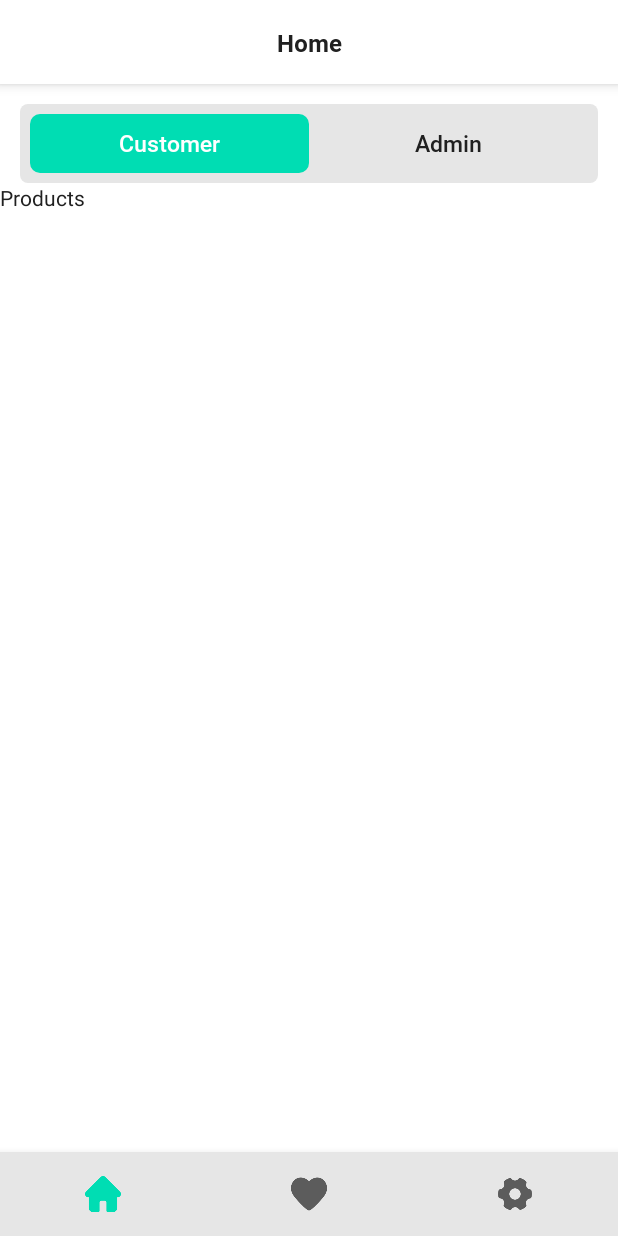
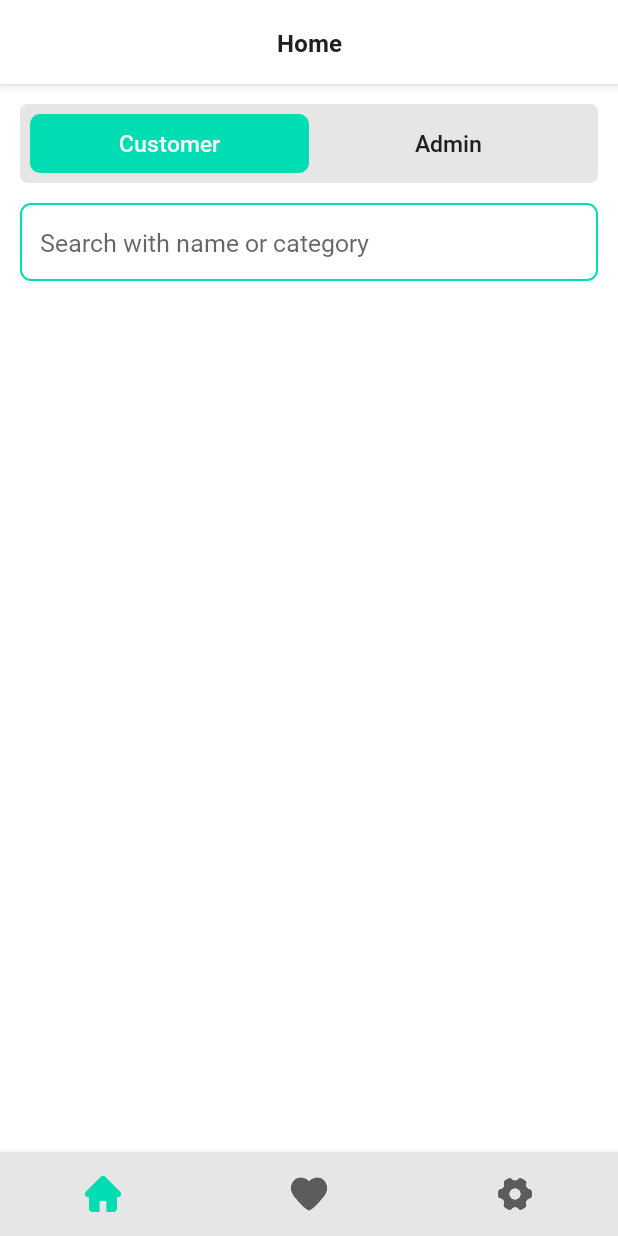
Before and after one commit to saadahmedscse/E-Commerce-Assignment, an Android app: the fragment ProductsFragment placed in its activity, on a phone screen of 412 x 824 dp. Run offline under Robolectric (Android 15) with nearby library versions, the phone set to English and light mode, and no system bars; our stand-ins replace data binding, sdp/ssp sizes; 2 statements that could not run were skipped.

Commit message:
Designed products fragment ui

```diff
--- a/app/src/main/res/layout/fragment_products.xml
+++ b/app/src/main/res/layout/fragment_products.xml
@@ -1,15 +1,94 @@
 <?xml version="1.0" encoding="utf-8"?>
-<FrameLayout xmlns:android="http://schemas.android.com/apk/res/android"
-    xmlns:tools="http://schemas.android.com/tools"
-    android:layout_width="match_parent"
-    android:layout_height="match_parent"
-    tools:context=".view.dashboard.tabs.adminArea.products.ProductsFragment">
+<layout xmlns:android="http://schemas.android.com/apk/res/android"
+    xmlns:app="http://schemas.android.com/apk/res-auto"
+    xmlns:tools="http://schemas.android.com/tools">
 
-    <!-- TODO: Update blank fragment layout -->
-    <TextView
+    <androidx.constraintlayout.widget.ConstraintLayout
         android:layout_width="match_parent"
         android:layout_height="match_parent"
-        android:text="Products"
-        android:textColor="@color/colorDarkGrey" />
+        android:background="@color/colorWhite"
+        tools:context=".view.dashboard.tabs.adminArea.products.ProductsFragment">
 
-</FrameLayout>
+        <androidx.core.widget.NestedScrollView
+            android:layout_width="match_parent"
+            android:layout_height="match_parent"
+            android:fillViewport="true"
+            android:scrollbars="none">
+
+            <androidx.constraintlayout.widget.ConstraintLayout
+                android:id="@+id/main_layout"
+                android:layout_width="match_parent"
+                android:layout_height="wrap_content">
+
+                <EditText
+                    android:id="@+id/search_bar"
+                    android:layout_width="match_parent"
+                    android:layout_height="@dimen/_40sdp"
+                    android:layout_margin="@dimen/_10sdp"
+                    android:background="@drawable/stroke_main_5"
+                    android:fontFamily="@font/regular"
+                    android:hint="@string/search_hint"
+                    android:importantForAutofill="no"
+                    android:inputType="text"
+                    android:paddingStart="@dimen/_10sdp"
+                    android:paddingEnd="@dimen/_10sdp"
+                    android:textColor="@color/colorDarkGrey"
+                    android:textSize="@dimen/_13ssp"
+                    app:layout_constraintTop_toTopOf="parent" />
+
+                <androidx.recyclerview.widget.RecyclerView
+                    android:layout_width="match_parent"
+                    android:layout_height="0dp"
+                    android:nestedScrollingEnabled="false"
+                    app:layout_constraintBottom_toBottomOf="parent"
+                    app:layout_constraintTop_toBottomOf="@id/search_bar" />
+
+            </androidx.constraintlayout.widget.ConstraintLayout>
+
+        </androidx.core.widget.NestedScrollView>
+
+        <com.google.android.material.floatingactionbutton.FloatingActionButton
+            android:id="@+id/add_btn"
+            android:layout_width="wrap_content"
+            android:layout_height="wrap_content"
+            android:layout_margin="@dimen/_15sdp"
+            android:src="@drawable/ic_add"
+            android:visibility="gone"
+            app:layout_constraintBottom_toBottomOf="parent"
+            app:layout_constraintEnd_toEndOf="parent"
+            app:tint="@color/colorWhite"
+            tools:ignore="ContentDescription" />
+
+        <LinearLayout
+            android:id="@+id/layout_add_product"
+            android:layout_width="wrap_content"
+            android:layout_height="wrap_content"
+            android:gravity="center"
+            android:orientation="vertical"
+            android:visibility="gone"
+            app:layout_constraintBottom_toBottomOf="parent"
+            app:layout_constraintEnd_toEndOf="parent"
+            app:layout_constraintStart_toStartOf="parent"
+            app:layout_constraintTop_toTopOf="parent"
+            tools:ignore="UseCompoundDrawables">
+
+            <ImageView
+                android:layout_width="@dimen/_80sdp"
+                android:layout_height="@dimen/_80sdp"
+                android:src="@drawable/ic_add_circle"
+                app:tint="@color/colorGrey"
+                tools:ignore="ContentDescription" />
+
+            <TextView
+                android:layout_width="wrap_content"
+                android:layout_height="wrap_content"
+                android:fontFamily="@font/regular"
+                android:text="@string/add_new_product"
+                android:textColor="@color/colorGrey"
+                android:textSize="@dimen/_11ssp" />
+
+        </LinearLayout>
+
+    </androidx.constraintlayout.widget.ConstraintLayout>
+
+</layout>
```
